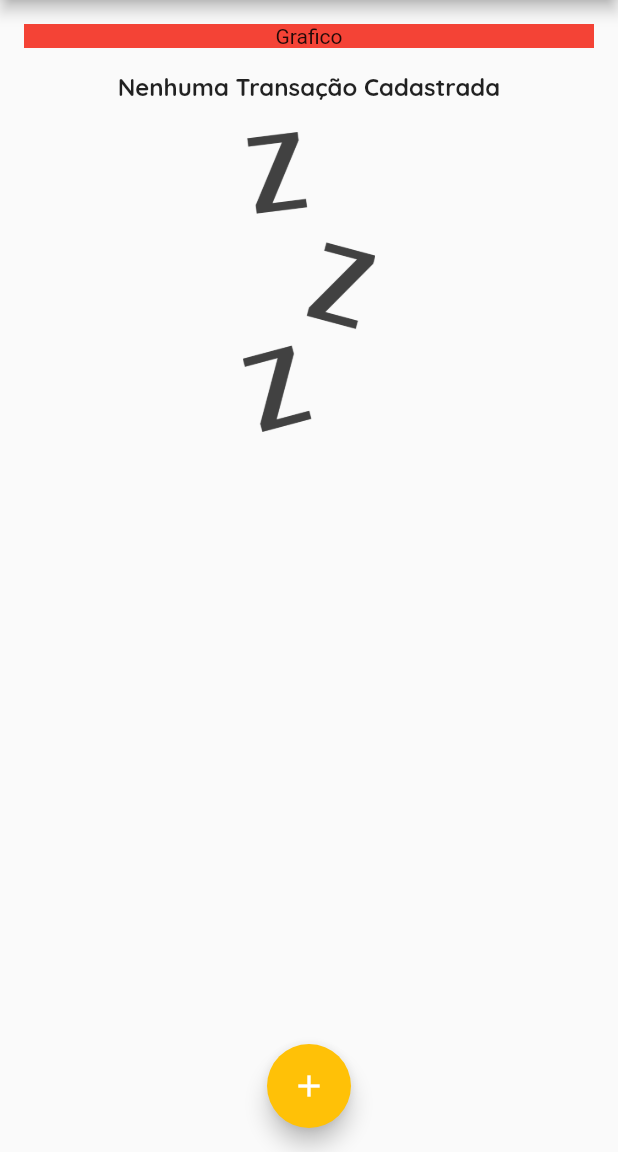
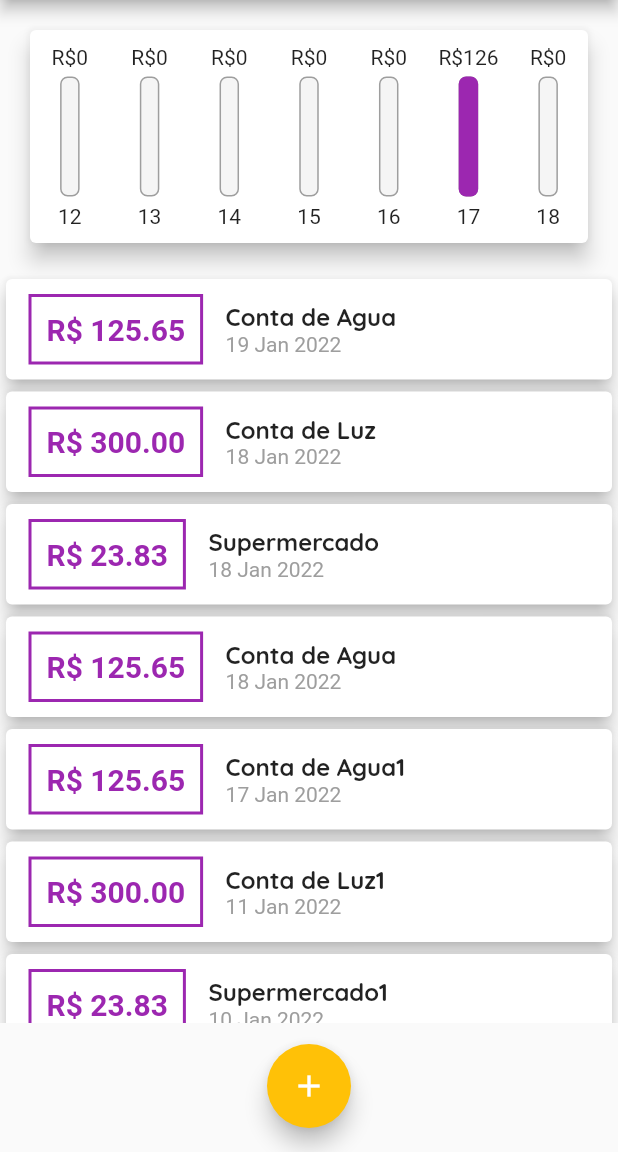
Before and after one commit to GuilhermePalma/Control_Expenses, a Flutter app: the screen it shows after launch, on a phone screen of 412 x 824 dp, the part 84-1236 px from its top. Run offline on Flutter 3.47's test engine with Material 2 defaults, Android fonts, the phone set to English and light mode, and no system bars.

Commit message:
Feature: Percentage Bar and Update Layout of Chart

```diff
--- /dev/null
+++ b/lib/components/chart.dart
@@ -0,0 +1,70 @@
+import 'package:control_expenses/models/transaction.dart';
+import 'package:flutter/material.dart';
+import 'package:intl/intl.dart';
+
+import 'chart_bar.dart';
+
+class Chart extends StatelessWidget {
+  Chart(this.listTransactions);
+
+  final List<Transaction> listTransactions;
+
+  // Retorna uma Lista com os Ultimos 7 dias antes da Data Atual com os Valores Gastos
+  List<Map<String, Object>> get _groupedTransactions {
+    return List.generate(7, (index) {
+      // Variavel que gerará os valores dos ultimos 7 dias dinamicamente
+      final dayWeek = DateTime.now().subtract(Duration(days: index));
+
+      double sumDay = 0.0;
+
+      // Laço de Repetição para agrupar as Transações do mesmo Dia
+      for (var item in listTransactions) {
+        bool sameDay = item.date.day == dayWeek.day;
+        bool sameMonth = item.date.month == dayWeek.month;
+        bool sameYear = item.date.year == dayWeek.year;
+
+        if (sameDay && sameMonth && sameYear) sumDay += item.value;
+      }
+
+      // Retorna um Map com o Dia da Semana (Sigla em Ingles) e o Valor do Dia
+      // todo: alterar para DateFormat.E().format(dayWeek)[0]
+      return {"dayWeek": DateFormat('d').format(dayWeek), "value": sumDay};
+    });
+  }
+
+  // Retorna o Valor Gasto nos ultimos 7 Dias
+  double _totalValueWeek(listTransaction) {
+    return listTransaction.fold(
+        0.0, (sum, transaction) => sum + transaction["value"]);
+  }
+
+  @override
+  Widget build(BuildContext context) {
+    // Obtem os Valores que serão utilizados (Evita Execução Desnecessaria)
+    final groupedTransactions = _groupedTransactions;
+    final double totalValueWeek = _totalValueWeek(groupedTransactions);
+
+    // Retorna o Grafico Configurado
+    return Card(
+      margin: const EdgeInsets.all(20),
+      elevation: 6,
+      child: Row(
+        children: groupedTransactions.reversed.map((item) {
+          return Expanded(
+            child: Padding(
+              padding: const EdgeInsets.symmetric(
+                vertical: 10,
+                horizontal: 5,
+              ),
+              child: ChartBar(
+                value: (item["value"] as double),
+                day: (item["dayWeek"] as String),
+                percentage: (item["value"] as double) / totalValueWeek,
+              ),
+            ),
+          );
+        }).toList(),
+      ),
+    );
+  }
+}
--- /dev/null
+++ b/lib/components/chart_bar.dart
@@ -0,0 +1,50 @@
+import 'package:flutter/material.dart';
+
+class ChartBar extends StatelessWidget {
+  final double value;
+  final String day;
+  final double percentage;
+
+  ChartBar({
+    required this.value,
+    required this.day,
+    required this.percentage,
+  });
+
+  @override
+  Widget build(BuildContext context) {
+    return Column(
+      children: [
+        FittedBox(
+          child: Text("R\$${value.toStringAsFixed(0)}"),
+        ),
+        Container(
+          margin: const EdgeInsets.symmetric(vertical: 5),
+          height: 80,
+          width: 13,
+          child: Stack(alignment: Alignment.bottomCenter, children: [
+            Container(
+              decoration: BoxDecoration(
+                border: Border.all(
+                  color: Colors.grey,
+                ),
+                color: Colors.grey[100],
+                borderRadius: BorderRadius.circular(5),
+              ),
+            ),
+            FractionallySizedBox(
+              heightFactor: percentage,
+              child: Container(
+                decoration: BoxDecoration(
+                  color: Theme.of(context).colorScheme.primary,
+                  borderRadius: BorderRadius.circular(5),
+                ),
+              ),
+            ),
+          ]),
+        ),
+        Text(day),
+      ],
+    );
+  }
+}
--- a/lib/main.dart
+++ b/lib/main.dart
@@ -3,6 +3,8 @@ import 'dart:math';
 import 'package:control_expenses/components/transaction_list.dart';
 import 'package:control_expenses/models/transaction.dart';
 import 'package:flutter/material.dart';
+
+import 'components/chart.dart';
 
 void main() => runApp(const MyApp());
 
@@ -45,13 +47,33 @@ class MyHomePage extends StatefulWidget {
 
 class _MyHomePageState extends State<MyHomePage> {
   // Variavel é Fixa, porem pode ser Incluido e Excluido Itens, mantendo a Referencia da Lista
-  final List<Transaction> transactionList = [/*
+  final List<Transaction> transactionList = [
     Transaction(
         value: 300.0, id: 0, title: "Conta de Luz", date: DateTime.now()),
     Transaction(
         value: 23.83, id: 1, title: "Supermercado", date: DateTime.now()),
     Transaction(
-        value: 125.65, id: 2, title: "Conta de Agua", date: DateTime.now()), */
+        value: 125.65, id: 2, title: "Conta de Agua", date: DateTime.now()),
+    Transaction(
+        value: 125.65,
+        id: 2,
+        title: "Conta de Agua",
+        date: DateTime.now().add(const Duration(days: 1))),
+    Transaction(
+        value: 300.0,
+        id: 3,
+        title: "Conta de Luz1",
+        date: DateTime.now().subtract(const Duration(days: 7))),
+    Transaction(
+        value: 23.83,
+        id: 4,
+        title: "Supermercado1",
+        date: DateTime.now().subtract(const Duration(days: 8))),
+    Transaction(
+        value: 125.65,
+        id: 5,
+        title: "Conta de Agua1",
+        date: DateTime.now().subtract(const Duration(days: 1))),
   ];
 
   // Metodo REsponsavel por Abrir o Form de Cadastro de Transações
@@ -79,8 +101,24 @@ class _MyHomePageState extends State<MyHomePage> {
     Navigator.of(context).pop();
   }
 
+  // Obtem as Transações dentro do Intervalo dos Ultimos 7 Dias a partir do dia Atual
+  List<Transaction> get lastWeekTransactions {
+    return transactionList.where((element) {
+      // Verifica se a Data é depois do dia atual, subtraindo 7 dias
+      bool isAfterDate = element.date
+          .isAfter(DateTime.now().subtract(const Duration(days: 7)));
+
+      // Verifica se a Data é antes do dia Atual
+      bool isBeforeDate = element.date.isBefore(DateTime.now());
+      return isAfterDate && isBeforeDate;
+    }).toList();
+  }
+
   @override
   Widget build(BuildContext context) {
+    // Organiza a Lista de Transações pelas Datas de forma Decrescente
+    transactionList.sort((a, b) => b.date.compareTo(a.date));
+
     return Scaffold(
       appBar: AppBar(
         actions: <Widget>[
@@ -95,16 +133,7 @@ class _MyHomePageState extends State<MyHomePage> {
         child: Column(
           crossAxisAlignment: CrossAxisAlignment.stretch,
           children: [
-            Container(
-              margin: const EdgeInsets.all(16),
-              decoration: const BoxDecoration(
-                color: Colors.red,
-              ),
-              child: const Text(
-                "Grafico",
-                textAlign: TextAlign.center,
-              ),
-            ),
+            Chart(lastWeekTransactions),
             TransactionList(transactionList),
           ],
         ),
```
